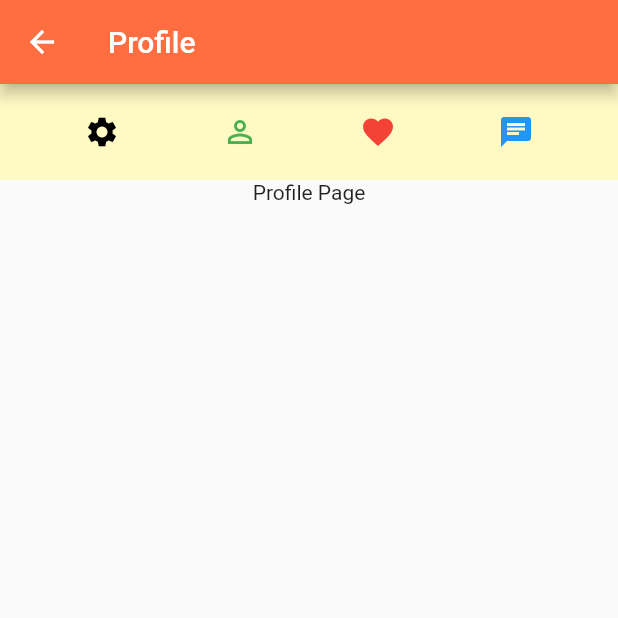
After one commit to rafidashab/flutter-workinter, a Flutter app: the screen it shows after launch, after a tap on the "person outline" icon, on a phone screen of 412 x 824 dp, the top half of it. The commit adds this screen. Run offline on Flutter 3.47's test engine with Material 2 defaults, Android fonts, the phone set to English and light mode, and no system bars; our stand-ins replace flutter_tindercard.

Commit message:
Add Navigation

```diff
--- /dev/null
+++ b/lib/components/loading.dart
@@ -0,0 +1,16 @@
+import 'package:flutter/material.dart';
+
+class Loading extends StatelessWidget {
+  @override
+  Widget build(BuildContext context) {
+    return Scaffold(
+        appBar: AppBar(
+          backgroundColor: Colors.deepOrangeAccent,
+          title: Text('WorkInter'),
+        ),
+        body: Center(
+            child: Text('Loading')
+        )
+    );
+  }
+}
--- /dev/null
+++ b/lib/components/navigation.dart
@@ -0,0 +1,49 @@
+import 'package:flutter/material.dart';
+
+class Navigation extends StatelessWidget {
+  @override
+  Widget build(BuildContext context) {
+    return Expanded(
+      flex: 1,
+      child: Container(
+          color: Colors.yellow[100],
+          child: Column(
+              mainAxisAlignment: MainAxisAlignment.center,
+              children: [
+                Row(
+                  mainAxisAlignment: MainAxisAlignment.spaceEvenly,
+                  children: [
+                    IconButton(
+                        icon: Icon(Icons.settings),
+                        color: Colors.black,
+                        onPressed: () {
+                          Navigator.pushNamed(context, '/settings');
+                        }
+                    ),
+                    IconButton(
+                        icon: Icon(Icons.person_outline),
+                        color: Colors.green,
+                        onPressed: () {
+                          Navigator.pushNamed(context, '/profile');
+                        }
+                    ),
+                    IconButton(
+                        icon: Icon(Icons.favorite),
+                        color: Colors.red,
+                        onPressed: () {
+                          Navigator.pushNamed(context, '/match');
+                        }
+                    ),
+                    IconButton(
+                        icon: Icon(Icons.chat),
+                        color: Colors.blue,
+                        onPressed: () {
+                          Navigator.pushNamed(context, '/chat');
+                        }
+                    )
+                  ],
+                )
+              ])),
+    );
+  }
+}
--- /dev/null
+++ b/lib/components/swipe_card.dart
@@ -0,0 +1,51 @@
+import 'package:flutter/material.dart';
+import 'package:flutter_tindercard/flutter_tindercard.dart';
+
+class SwipeCard extends StatefulWidget {
+  @override
+  _SwipeCardState createState() => _SwipeCardState();
+}
+
+class _SwipeCardState extends State<SwipeCard> {
+  List<String> welcomeImages = [
+    "assets/welcome0.png",
+    "assets/welcome1.png",
+    "assets/welcome2.png",
+  ];
+
+  @override
+  Widget build(BuildContext context) {
+    CardController controller; //Use this to trigger swap.
+    return TinderSwapCard(
+      swipeUp: true,
+      swipeDown: true,
+      orientation: AmassOrientation.TOP,
+      totalNum: welcomeImages.length,
+      stackNum: 2,
+      swipeEdge: 6.0,
+      maxWidth: MediaQuery.of(context).size.width,
+      maxHeight: MediaQuery.of(context).size.height,
+      minWidth: MediaQuery.of(context).size.width * 0.95,
+      minHeight: MediaQuery.of(context).size.height * 0.95,
+      cardBuilder: (context, index) => Card(
+          child: SizedBox(
+              width: MediaQuery.of(context).size.width,
+              height: MediaQuery.of(context).size.height,
+              child: Image.asset('${welcomeImages[index]}'))),
+      cardController: controller = CardController(),
+      swipeUpdateCallback: (DragUpdateDetails details, Alignment align) {
+        /// Get swiping card's alignment
+        if (align.x < 0) {
+          //Card is LEFT swiping
+        } else if (align.x > 0) {
+          //Card is RIGHT swiping
+        }
+      },
+      swipeCompleteCallback: (CardSwipeOrientation orientation, int index) {
+        /// Get orientation & index of swiped card!
+        print(orientation);
+        print(index);
+      },
+    );
+  }
+}
--- /dev/null
+++ b/lib/pages/match.dart
@@ -0,0 +1,36 @@
+import 'package:flutter/material.dart';
+import 'package:wi_app/components/navigation.dart';
+import 'package:wi_app/components/swipe_card.dart';
+
+class Match extends StatelessWidget {
+  @override
+  Widget build(BuildContext context) {
+    return Scaffold(
+      appBar: AppBar(
+        backgroundColor: Colors.deepOrangeAccent,
+        title: Text('WorkInter'),
+      ),
+      body: Center(
+        child: Column(
+          children: <Widget>[
+            Navigation(),
+            Expanded(
+              flex: 7,
+              child: SwipeCard(),
+            ),
+            Expanded(
+              flex: 4,
+              child: Container(
+                  color: Colors.blue[100],
+                  child: Column(children: [
+                    Row(
+                      children: [Text('Description of the job')],
+                    )
+                  ])),
+            ),
+          ],
+        ),
+      ),
+    );
+  }
+}
--- /dev/null
+++ b/lib/pages/profile.dart
@@ -0,0 +1,25 @@
+import 'package:flutter/material.dart';
+import 'package:wi_app/components/navigation.dart';
+
+class Profile extends StatelessWidget {
+  @override
+  Widget build(BuildContext context) {
+    return Scaffold(
+      appBar: AppBar(
+        backgroundColor: Colors.deepOrangeAccent,
+        title: Text('Profile'),
+      ),
+      body: Center(
+        child: Column(
+          children: <Widget>[
+            Navigation(),
+            Expanded(
+              flex: 11,
+              child: Text('Profile Page'),
+            )
+          ],
+        ),
+      ),
+    );
+  }
+}
```
Also changed, not shown: lib/main.dart (+13 -112 lines), lib/pages/chat.dart (added, +25 -0 lines), lib/pages/settings.dart (added, +25 -0 lines).
